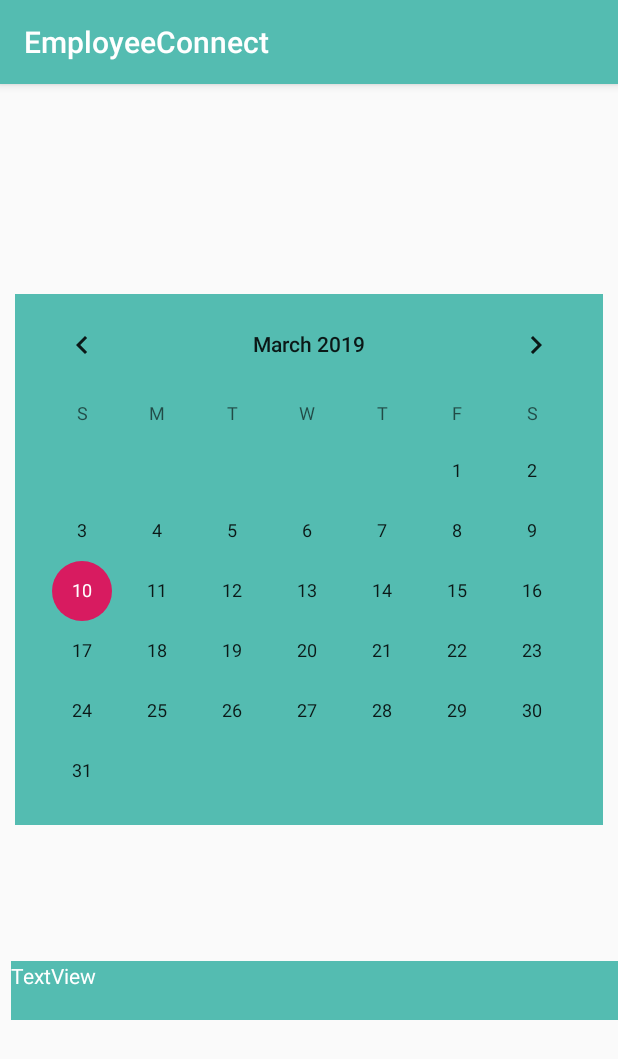
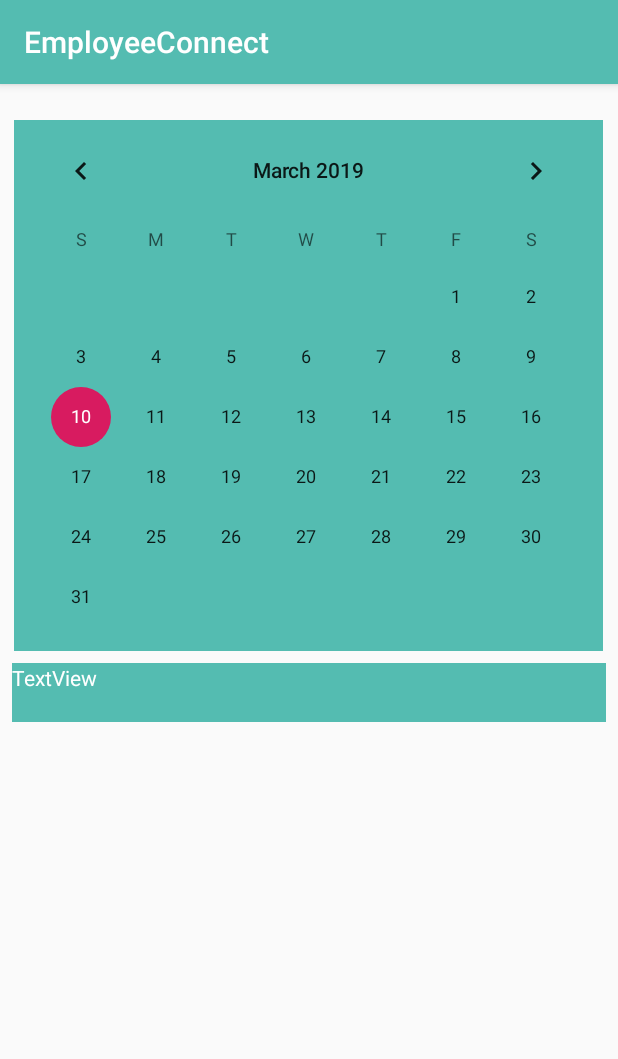
Before and after one commit to PabloWinter/Employee-Connect, an Android app: the ScheduleActivity screen opened directly, with no data from a screen before it, on a phone screen of 412 x 824 dp. Shown: the top 1059 px of the screen. Run offline under Robolectric (Android 15) with nearby library versions, the phone set to English and light mode, and no system bars.

Commit message:
Added fixed layout in schedule activity

```diff
--- a/EmployeeConnect/app/src/main/res/layout/activity_schedule.xml
+++ b/EmployeeConnect/app/src/main/res/layout/activity_schedule.xml
@@ -8,30 +8,32 @@
 
     <CalendarView
         android:id="@+id/calendarView"
-        android:layout_width="392dp"
+        android:layout_width="match_parent"
         android:layout_height="354dp"
         android:layout_marginStart="9dp"
-        android:layout_marginTop="122dp"
+        android:layout_marginTop="24dp"
         android:layout_marginEnd="10dp"
-        android:layout_marginBottom="256dp"
         android:background="@color/colorPrimary"
-        app:layout_constraintBottom_toBottomOf="parent"
         app:layout_constraintEnd_toEndOf="parent"
-        app:layout_constraintHorizontal_bias="1.0"
+        app:layout_constraintHorizontal_bias="0.0"
         app:layout_constraintStart_toStartOf="parent"
         app:layout_constraintTop_toTopOf="parent" />
 
     <TextView
         android:id="@+id/textView"
-        android:layout_width="416dp"
+        android:layout_width="match_parent"
         android:layout_height="39dp"
-        android:layout_marginStart="7dp"
-        android:layout_marginBottom="144dp"
+        android:layout_marginStart="8dp"
+        android:layout_marginTop="8dp"
+        android:layout_marginEnd="8dp"
+        android:layout_marginBottom="56dp"
         android:background="@color/colorPrimary"
         android:text="TextView"
         android:textColor="@android:color/background_light"
         app:layout_constraintBottom_toBottomOf="parent"
         app:layout_constraintEnd_toEndOf="parent"
-        app:layout_constraintHorizontal_bias="0.0"
-        app:layout_constraintStart_toStartOf="parent" />
+        app:layout_constraintHorizontal_bias="1.0"
+        app:layout_constraintStart_toStartOf="parent"
+        app:layout_constraintTop_toBottomOf="@+id/calendarView"
+        app:layout_constraintVertical_bias="0.0" />
 </android.support.constraint.ConstraintLayout>
```
